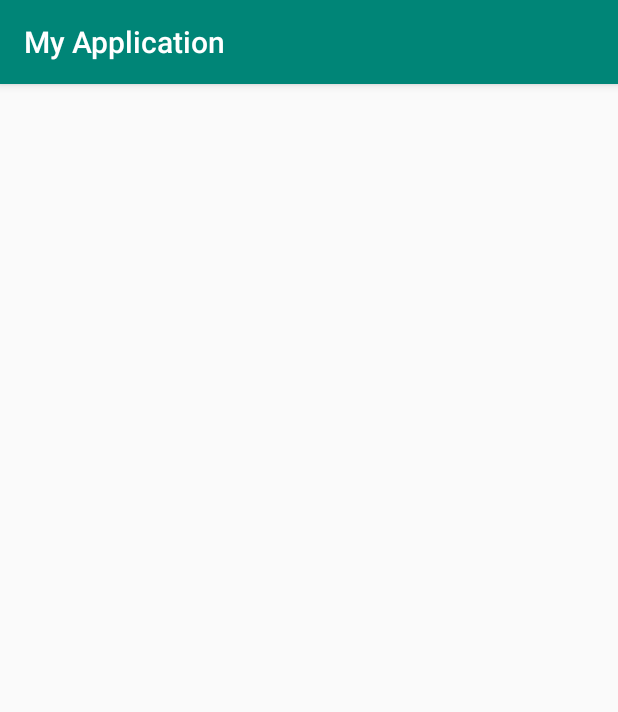
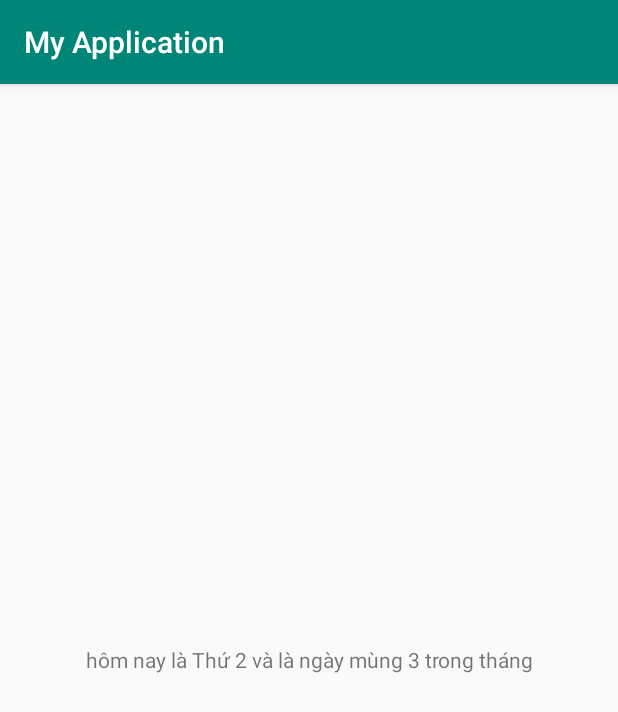
Before and after one commit to vitconpc/kotlin, an Android app: the screen it shows after launch (StudyActivity before the commit, KotlinBaseActivity after it), on a phone screen of 412 x 824 dp. Shown: the top 712 px of the screen. Run offline under Robolectric (Android 15) with nearby library versions, the phone set to English and light mode, and no system bars.

Commit message:
push base kotlin version 1

```diff
--- a/kotlin/app/build.gradle
+++ b/kotlin/app/build.gradle
@@ -13,6 +13,7 @@ android {
         versionCode 1
         versionName "1.0"
         testInstrumentationRunner "android.support.test.runner.AndroidJUnitRunner"
+        signingConfig signingConfigs.debug
     }
     buildTypes {
         release {
--- a/kotlin/app/src/main/AndroidManifest.xml
+++ b/kotlin/app/src/main/AndroidManifest.xml
@@ -1,6 +1,6 @@
 <?xml version="1.0" encoding="utf-8"?>
 <manifest xmlns:android="http://schemas.android.com/apk/res/android"
-          package="com.vitcon.myapplication">
+        package="com.vitcon.myapplication">
 
     <application
             android:allowBackup="true"
@@ -9,18 +9,16 @@
             android:roundIcon="@mipmap/ic_launcher_round"
             android:supportsRtl="true"
             android:theme="@style/AppTheme">
-        <activity android:name="com.vitcon.study_kotlin.StudyActivity">
+        <activity android:name="com.vitcon.kotlin_base.KotlinBaseActivity">
             <intent-filter>
-                <action android:name="android.intent.action.MAIN"/>
+                <action android:name="android.intent.action.MAIN" />
 
-                <category android:name="android.intent.category.LAUNCHER"/>
+                <category android:name="android.intent.category.LAUNCHER" />
             </intent-filter>
         </activity>
-        <activity android:name=".SecondActivity">
-        </activity>
-        <activity android:name=".MainActivity">
-
-        </activity>
+        <activity android:name="com.vitcon.study_kotlin.StudyActivity" />
+        <activity android:name=".SecondActivity" />
+        <activity android:name=".MainActivity" />
     </application>
 
 </manifest>
--- /dev/null
+++ b/kotlin/app/src/main/java/com/vitcon/kotlin_base/KotlinBaseActivity.kt
@@ -0,0 +1,137 @@
+package com.vitcon.kotlin_base
+
+import android.support.v7.app.AppCompatActivity
+import android.os.Bundle
+import android.util.Log
+import com.vitcon.kotlin_base.aquarium.Plecostomus
+import com.vitcon.kotlin_base.aquarium.Shark
+import com.vitcon.kotlin_base.decoration.Shape
+import com.vitcon.kotlin_base.decoration.caculator
+import com.vitcon.myapplication.R
+import kotlinx.android.synthetic.main.activity_kotlin_base.*
+import java.lang.Math.random
+
+class KotlinBaseActivity : AppCompatActivity() {
+
+    var dirty = 20
+    override fun onCreate(savedInstanceState: Bundle?) {
+        super.onCreate(savedInstanceState)
+        setContentView(R.layout.activity_kotlin_base)
+        var text = "hello"
+        val text2 = "hello"
+        text_result.text = (text == text2).toString()
+//        var welcomeMessage = 0
+//        return when{
+//            welcomeMessage == 0 ->text_result.text = "Nothing to say?"
+//            text.length in 1..50 -> text_result.text = "Perfect"
+//            else -> println("Too long!")
+//        }
+
+        val mylist = mutableListOf(
+            "anivia",
+            "annie",
+            "alistar",
+            "akali",
+            "axtrox",
+            "bard",
+            "braum",
+            "brand",
+            "caitlyn"
+        )
+        var result = ""
+
+        //duyệt mảng cùng phần tử
+        for (element in mylist) {
+        }
+
+        for ((index, element) in mylist.withIndex()) {  // duyệt cùng index
+            result += "$index : $element\n"
+        }
+        text_result.text = result
+
+        for (i in 'a'..'g') {
+        } //duyệt theo alphabest
+        for (i in 1..5) {
+        } // duyệt từ 1 đến 5
+        for (i in 5 downTo 1) {
+        } // duyệt từ 5 đến 1
+        for (i in 1..15 step 2) {
+        } // duyệt từ 1 đến 15 và nhảy 2 bước
+
+        //bộ lọc
+        val filterList = mylist.filter { it.contains("n") }.sortedBy { it.length }
+        result = filterList.toString()
+        text_result.text = result
+
+        // lambda trong kotlin
+        val waterFilter = { number: Int -> number / 2 } //lamdbda
+        text_result.text = waterFilter(dirty).toString()
+
+        dirtyProcessor()
+        val day = 3
+        val dow = "Thứ 2"
+        showDay(day, "Thứ 2", function)
+
+        showDay2(day, dow, ::function_2)
+
+
+//        --------------------------------------------------------- abstract, interface
+        val shark = Shark()
+        val plecostomus = Plecostomus()
+        Log.d("Fish","shark have${shark.color} color and Plecostomus have${plecostomus.color} color")
+
+        shark.eat()
+        plecostomus.eat()
+//        ---------------------------------------------------- enum, sealed class
+        var circle = Shape.Circle(2.0f)
+        var square = Shape.Square(4)
+        var rectangle = Shape.Rectangle(4,5)
+
+        caculator(circle)
+        caculator(square)
+        caculator(rectangle)
+    }
+
+    fun showDay2(day: Int, dow: String, function: (Int, String) -> String) {
+        text_result.text = function(day, dow)
+    }
+
+    fun showDay(day_of_month: Int, day_of_week: String, function: (Int, String) -> String) {
+        text_result.text = function(day_of_month, day_of_week)
+    }
+
+    fun dirtyProcessor() {
+        dirty = updateDirty(dirty, waterFilter2)
+        dirty = updateDirty(dirty, ::feedFish)
+        dirty = updateDirty(dirty, { dirty ->
+            dirty + 50
+        })
+    }
+
+    fun updateDirty(dirty: Int, operation: (Int) -> Int): Int { // hàm nâng cao trong kotlin
+        return operation(dirty)
+    }
+
+    fun feedFish(dirty: Int) = dirty + 15
+
+    val waterFilter2: (Int) -> Int = { number -> number / 2 } // lambda trong kotlin
+
+    val random1 = random()
+    val random2 = { random() }
+    val operaton: (Int) -> Int = { number ->
+        var x = number
+        Log.d("AAA-0", x.toString())
+        x += 30
+        Log.d("AAA-1", x.toString())
+        x -= 20
+        Log.d("AAA-2", x.toString())
+        x * 10
+    }
+
+    val function: (Int, String) -> String =
+        { day_of_month, day_of_week -> "hôm nay là $day_of_week và là ngày $day_of_month trong tháng" }
+
+    fun function_2(dom: Int, dow: String): String {
+        return "hôm nay là $dow và là ngày mùng $dom trong tháng"
+    }
+}
--- /dev/null
+++ b/kotlin/app/src/main/java/com/vitcon/kotlin_base/aquarium/Aquarium.kt
@@ -0,0 +1,24 @@
+package com.vitcon.kotlin_base.aquarium
+
+import kotlin.math.PI
+
+open class Aquarium(var length: Int = 100, var width: Int = 20, var height: Int = 40) {
+
+    open var volume: Int = width * length * height / 1000
+    open var water = volume * 0.9
+
+    constructor(numberOfFish: Int) : this() {
+        val water = numberOfFish * 2000
+        val tank = water + water * 0.1
+        height = (tank / (length + width)).toInt()
+    }
+}
+
+class TowerTank() : Aquarium() {
+    override var water = volume * 0.8
+    override var volume: Int
+        get() = (width * height * height / 1000 * PI).toInt()
+        set(value) {
+            height = (value * 1000) / (width * length)
+        }
+}
--- /dev/null
+++ b/kotlin/app/src/main/java/com/vitcon/kotlin_base/aquarium/AquariumFissh.kt
@@ -0,0 +1,25 @@
+package com.vitcon.kotlin_base.aquarium
+
+import android.util.Log
+
+abstract class AquariumFish{
+    abstract val color: String
+}
+
+class  Shark() : AquariumFish(), FishAction{
+    override val color: String = " gray"
+    override fun eat() {
+        Log.d("Fish","shark hunt and eat fish")
+    }
+}
+
+class Plecostomus: AquariumFish(), FishAction{
+    override val color: String = " gold"
+    override fun eat() {
+        Log.d("Fish","plecostomus munch on algae")
+    }
+}
+
+interface FishAction{
+    fun eat()
+}
--- /dev/null
+++ b/kotlin/app/src/main/java/com/vitcon/kotlin_base/aquarium/Fish.kt
@@ -0,0 +1,8 @@
+package com.vitcon.kotlin_base.aquarium
+
+class Fish (val friendly : Boolean = true, volumeNeeded: Int){
+    val size : Int
+    init {
+        if (friendly) size = volumeNeeded else size = volumeNeeded * 2
+    }
+}
--- /dev/null
+++ b/kotlin/app/src/main/java/com/vitcon/kotlin_base/decoration/Decoration.kt
@@ -0,0 +1,37 @@
+package com.vitcon.kotlin_base.decoration
+
+import android.util.Log
+import com.vitcon.kotlin_base.decoration.Shape.Rectangle
+
+
+// enum
+
+enum class Color(var nameColor: String){
+    RED("Màu đỏ"),
+    GREEN("màu xanh lá"),
+    YELLOW("màu vàng")
+}
+
+interface SpiceColor {
+    val color : Color
+}
+
+class YellowSpiceColor : SpiceColor{
+    override val color = Color.YELLOW
+}
+
+// sealed class
+
+sealed class Shape{
+    class Circle(var radius : Float) : Shape()
+    class Square (var length: Int) : Shape()
+    class Rectangle(var width : Int, var height : Int) : Shape()
+}
+
+fun caculator(shape: Shape){
+    when(shape){
+        is Shape.Circle -> Log.d("Fish","diện tích hình tròn là : ${3.14*shape.radius*shape.radius}")
+        is Shape.Square -> Log.d("Fish"," diện tích hình vuông là : ${shape.length*shape.length}")
+        is Rectangle -> Log.d("Fish","diện tích hình chữ nhật là ${shape.height*shape.width}")
+    }
+}
--- a/kotlin/app/src/main/java/com/vitcon/study_kotlin/StudyActivity.kt
+++ b/kotlin/app/src/main/java/com/vitcon/study_kotlin/StudyActivity.kt
@@ -14,5 +14,7 @@ class StudyActivity : AppCompatActivity() {
     override fun onCreate(savedInstanceState: Bundle?) {
         super.onCreate(savedInstanceState)
         setContentView(R.layout.activity_study)
+        val numbers = listOf(1,2,3,4,5)
+        Log.d("a",numbers.joinToString())
     }
 }
--- /dev/null
+++ b/kotlin/app/src/main/res/layout/activity_kotlin_base.xml
@@ -0,0 +1,14 @@
+<?xml version="1.0" encoding="utf-8"?>
+<android.support.constraint.ConstraintLayout xmlns:android="http://schemas.android.com/apk/res/android"
+        xmlns:app="http://schemas.android.com/apk/res-auto"
+        xmlns:tools="http://schemas.android.com/tools"
+        android:layout_width="match_parent"
+        android:layout_height="match_parent"
+        tools:context="com.vitcon.kotlin_base.KotlinBaseActivity">
+
+    <TextView
+            android:gravity="center"
+            android:id="@+id/text_result"
+            android:layout_width="match_parent"
+            android:layout_height="match_parent"/>
+</android.support.constraint.ConstraintLayout>
```
Also changed, not shown: 1 other file.
